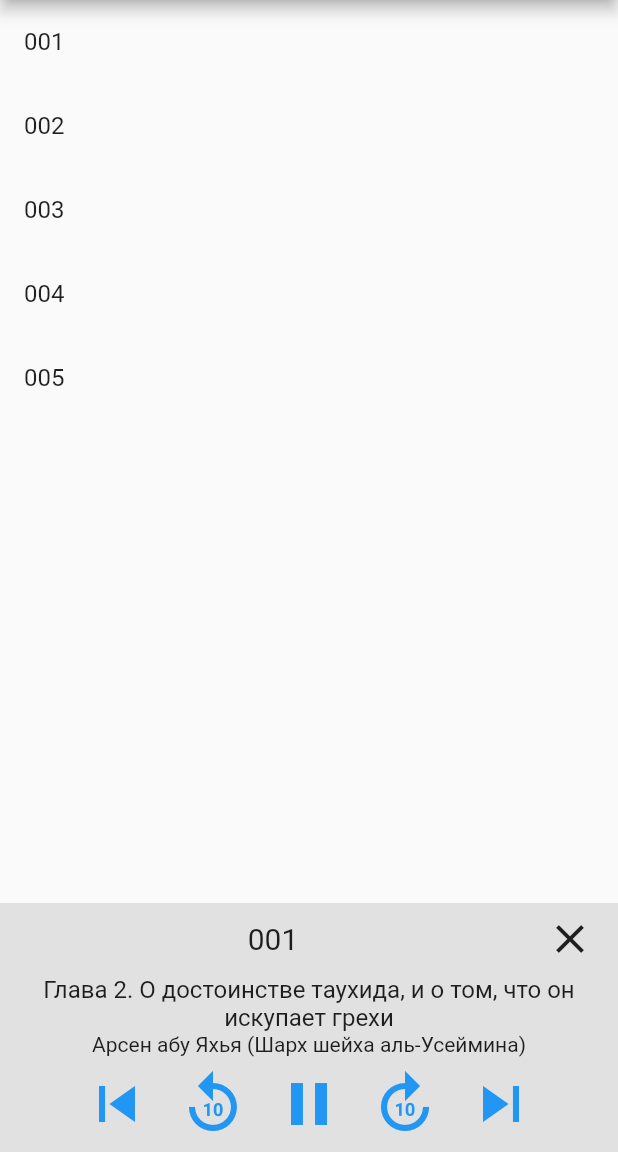
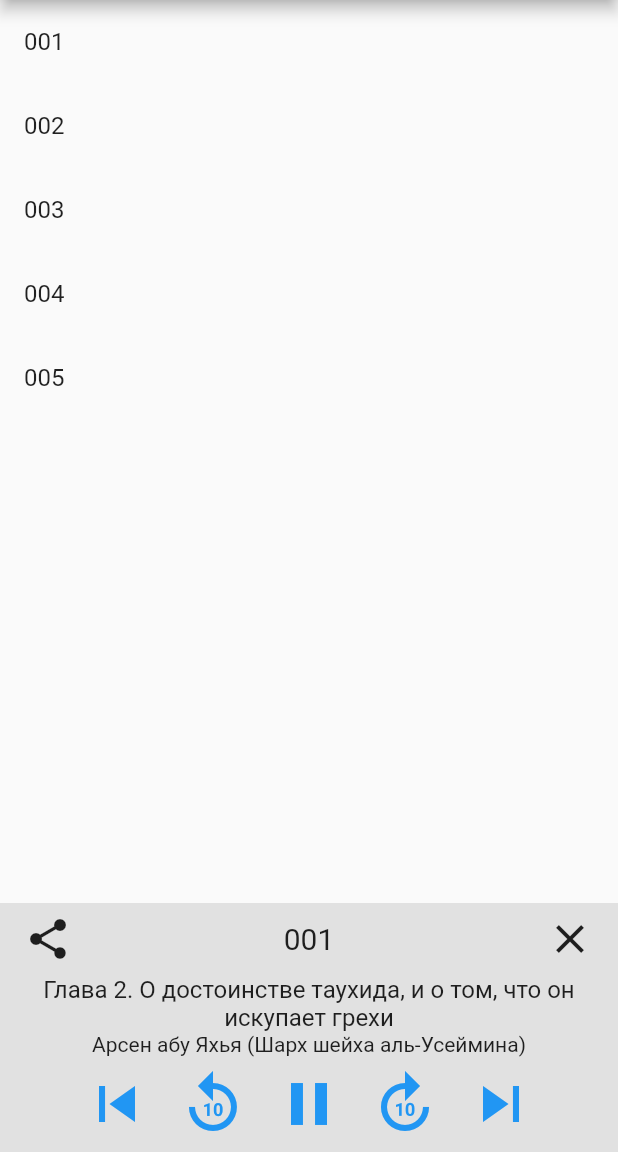
Before and after one commit to androidmaven/educational_audioplayer, a Flutter app: the AudioScreen screen opened directly, after a tap on "001", on a phone screen of 412 x 824 dp, the part 84-1236 px from its top. Run offline on Flutter 3.47's test engine with Material 2 defaults, Android fonts, the phone set to English and light mode, and no system bars; our stand-ins replace share, shared_preferences; missing offline and left inert: audioplayer, progress_hud; accounts and stored records are empty.

Commit message:
add audio sharing button

```diff
--- a/lib/ui/bottom_player.dart
+++ b/lib/ui/bottom_player.dart
@@ -1,5 +1,6 @@
 import 'package:educational_audioplayer/ui/common_player.dart';
 import 'package:flutter/material.dart';
+import 'package:share/share.dart';
 
 import '../player.dart';
 import '../util/constants.dart';
@@ -56,6 +57,15 @@ class _BottomPlayerState extends CommonPlayerState {
                 Row(
                     mainAxisAlignment: MainAxisAlignment.spaceBetween,
                     children: <Widget>[
+                      IconButton(
+                          icon: Icon(
+                            Icons.share,
+                            size: closeIconSize,
+                          ),
+                          onPressed: () {
+                            Share.share(
+                                '${currentAudios[currentAudioIndex].chapterName}\n\n${currentAudios[currentAudioIndex].audioName}\n\n${currentAudios[currentAudioIndex].audioDescription}\n\n${currentAudios[currentAudioIndex].authorName}\n\n${currentAudios[currentAudioIndex].url}');
+                          }),
                       Expanded(
                         child: Text(
                           currentAudios[currentAudioIndex].audioName,
--- a/pubspec.yaml
+++ b/pubspec.yaml
@@ -16,6 +16,7 @@ dependencies:
   path_provider: ^00.5.0+1
   shared_preferences: ^0.4.3
   progress_hud: ^1.1.0
+  share: ^0.6.1
 
 dev_dependencies:
   flutter_test:
```
